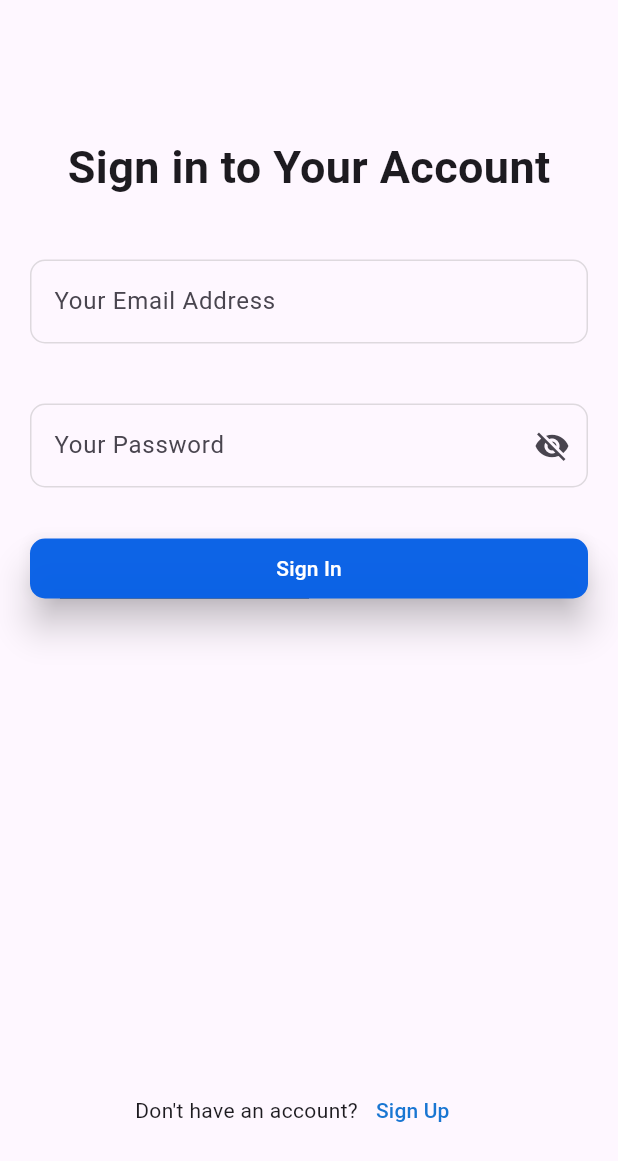
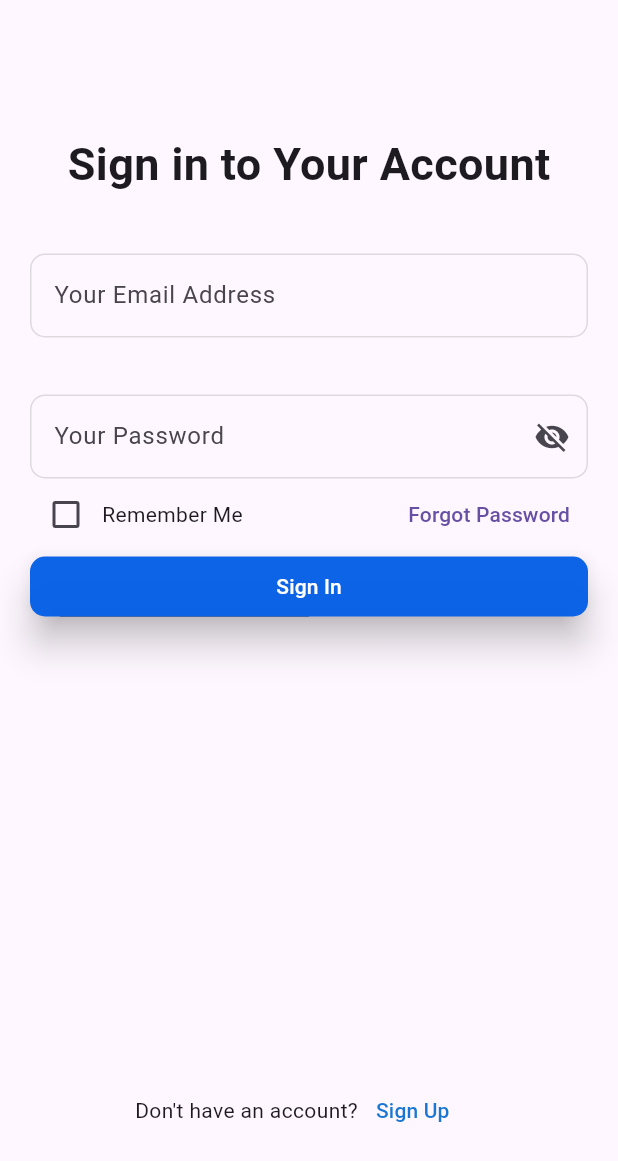
Before and after one commit to Shinilml/signupandsignin, a Flutter app: the screen it shows after launch, on a phone screen of 412 x 824 dp. Shown: the top 1161 px of the screen. Run offline on Flutter 3.47's test engine with Material 3 defaults, Android fonts, the light colour scheme and no system bars.

Commit message:
add checkbox & forgot button

```diff
--- a/lib/views/loginpage/loginpage.dart
+++ b/lib/views/loginpage/loginpage.dart
@@ -14,6 +14,7 @@ class _LoginpageState extends State<Loginpage> {
   final _formKey = GlobalKey<FormState>();
   TextEditingController password2controller = TextEditingController();
   TextEditingController email2controller = TextEditingController();
+  bool rememberme = false;
 
   @override
   Widget build(BuildContext context) {
@@ -27,14 +28,14 @@ class _LoginpageState extends State<Loginpage> {
               mainAxisAlignment: MainAxisAlignment.start,
               children: [
                 SizedBox(
-                  height: 50,
+                  height: 48,
                 ),
                 Text(
                   "Sign in to Your Account",
                   style: TextStyle(fontSize: 30, fontWeight: FontWeight.bold),
                 ),
                 SizedBox(
-                  height: 40,
+                  height: 38,
                 ),
                 TextFormField(
                   controller: email2controller,
@@ -60,7 +61,7 @@ class _LoginpageState extends State<Loginpage> {
                   ),
                 ),
                 SizedBox(
-                  height: 40,
+                  height: 38,
                 ),
                 TextFormField(
                   controller: password2controller,
@@ -85,8 +86,19 @@ class _LoginpageState extends State<Loginpage> {
                               color: const Color.fromARGB(86, 158, 158, 158))),
                       suffixIcon: Icon(Icons.visibility_off)),
                 ),
-                SizedBox(
-                  height: 30,
+                Row(
+                  children: [
+                    Checkbox(
+                        value: rememberme,
+                        onChanged: (value) {
+                          setState(() {
+                            rememberme = value!;
+                          });
+                        }),
+                    Text("Remember Me"),
+                    Spacer(),
+                    TextButton(onPressed: () {}, child: Text("Forgot Password"))
+                  ],
                 ),
                 Container(
                   width: 500,
```
